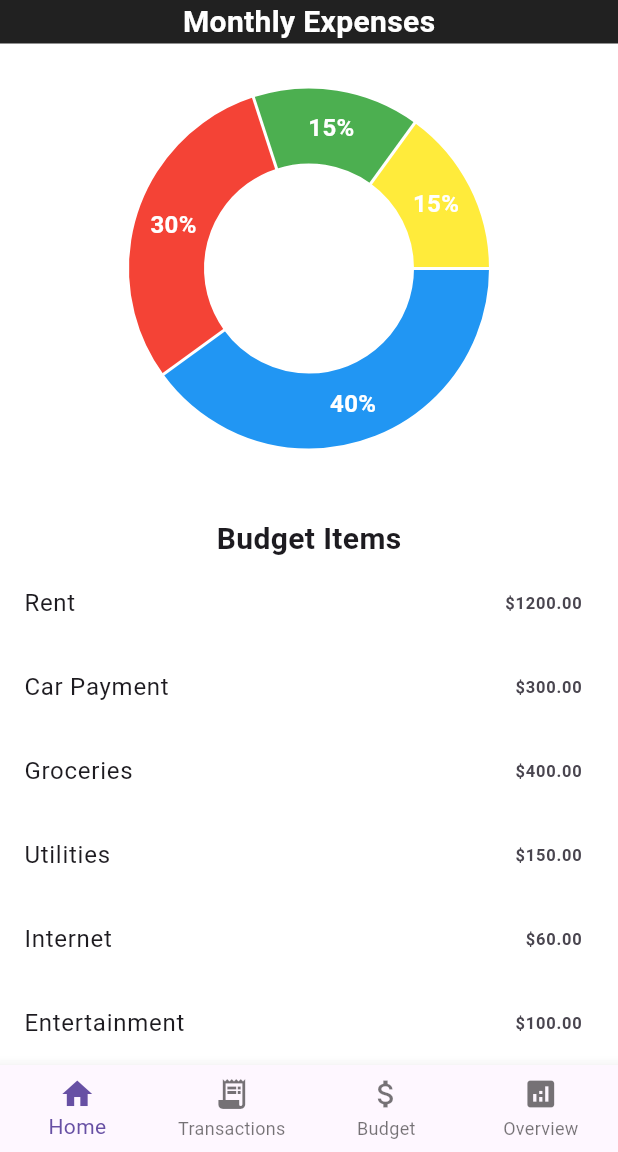
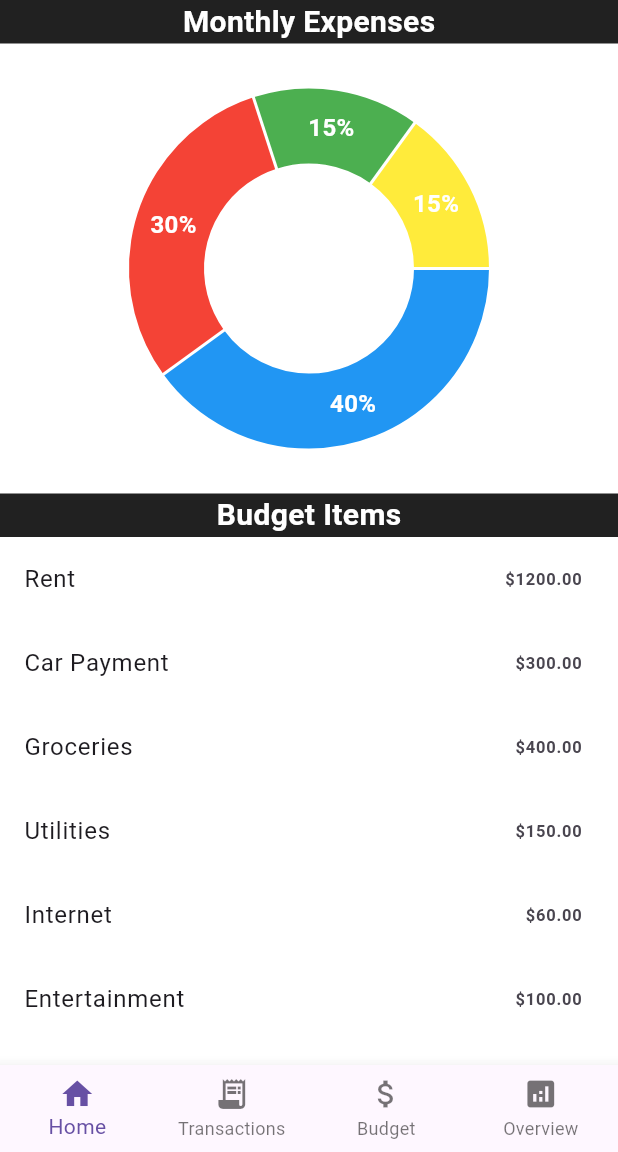
Before and after one commit to SP26-GreenBudgetApp-2024/DontGoBroke-App, a Flutter app: the BudgetPage screen opened directly, on a phone screen of 412 x 824 dp, the part 84-1236 px from its top. Run offline on Flutter 3.47's test engine with Material 3 defaults, Android fonts, the phone set to English and light mode, and no system bars; drawn by our look-alikes of fl_chart.

Commit message:
changes color of Budget Items container

```diff
--- a/dont_go_broke/lib/screens/budget_page.dart
+++ b/dont_go_broke/lib/screens/budget_page.dart
@@ -1,6 +1,4 @@
-import 'package:fl_chart/fl_chart.dart';
 import 'package:flutter/material.dart';
-import 'user_profile.dart';
 import '../utils/donut_chart.dart';
 
 class BudgetPage extends StatefulWidget {
@@ -44,7 +42,7 @@ class _BudgetPageState extends State<BudgetPage> {
       // Body section with Column layout
       body: Column(
         children: <Widget>[
-          // Monthly Expenses Header
+          // monthly expenses container at top of page
           Container(
             color: Colors.grey[900],
             child: const Center(
@@ -59,7 +57,7 @@ class _BudgetPageState extends State<BudgetPage> {
             ),
           ),
 
-          // Donut Chart
+          // donut chart which comes after the monthly expenses container
           SizedBox(
             height: 300,
             child: Padding(
@@ -70,12 +68,15 @@ class _BudgetPageState extends State<BudgetPage> {
 
           // Budget Items header
           Container(
-            padding: const EdgeInsets.only(top: 16.0),
-            child: const Text(
-              'Budget Items',
-              style: TextStyle(
-                fontSize: 20,
-                fontWeight: FontWeight.bold,
+            color: Colors.grey[900],
+            child: const Center(
+              child: Text(
+                'Budget Items',
+                style: TextStyle(
+                  fontSize: 20,
+                  fontWeight: FontWeight.bold,
+                  color: Colors.white,
+                ),
               ),
             ),
           ),
--- a/dont_go_broke/lib/utils/donut_chart.dart
+++ b/dont_go_broke/lib/utils/donut_chart.dart
@@ -2,6 +2,8 @@ import 'package:fl_chart/fl_chart.dart';
 import 'package:flutter/material.dart';
 
 class DonutChart extends StatelessWidget {
+  const DonutChart({super.key});
+
   @override
   Widget build(BuildContext context) {
     return PieChart(
@@ -22,28 +24,28 @@ class DonutChart extends StatelessWidget {
         value: 40,
         title: '40%',
         radius: 50,
-        titleStyle: TextStyle(fontSize: 16, fontWeight: FontWeight.bold, color: Colors.white),
+        titleStyle: const TextStyle(fontSize: 16, fontWeight: FontWeight.bold, color: Colors.white),
       ),
       PieChartSectionData(
         color: Colors.red,
         value: 30,
         title: '30%',
         radius: 50,
-        titleStyle: TextStyle(fontSize: 16, fontWeight: FontWeight.bold, color: Colors.white),
+        titleStyle: const TextStyle(fontSize: 16, fontWeight: FontWeight.bold, color: Colors.white),
       ),
       PieChartSectionData(
         color: Colors.green,
         value: 15,
         title: '15%',
         radius: 50,
-        titleStyle: TextStyle(fontSize: 16, fontWeight: FontWeight.bold, color: Colors.white),
+        titleStyle: const TextStyle(fontSize: 16, fontWeight: FontWeight.bold, color: Colors.white),
       ),
       PieChartSectionData(
         color: Colors.yellow,
         value: 15,
         title: '15%',
         radius: 50,
-        titleStyle: TextStyle(fontSize: 16, fontWeight: FontWeight.bold, color: Colors.white),
+        titleStyle: const TextStyle(fontSize: 16, fontWeight: FontWeight.bold, color: Colors.white),
       ),
     ];
   }
```
